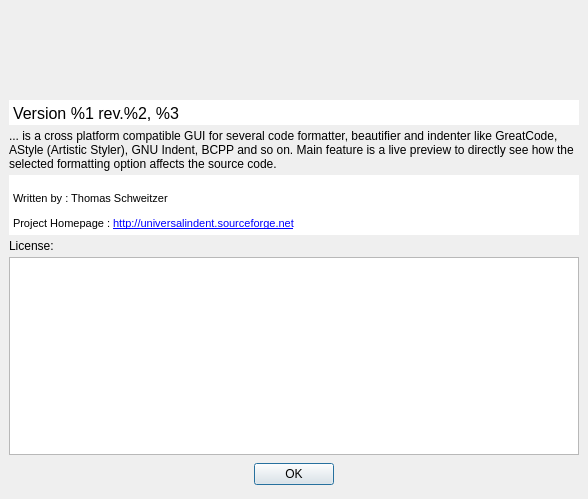
danblakemore/universal-indent-gui, file src/aboutdialog.ui: the form before one commit.
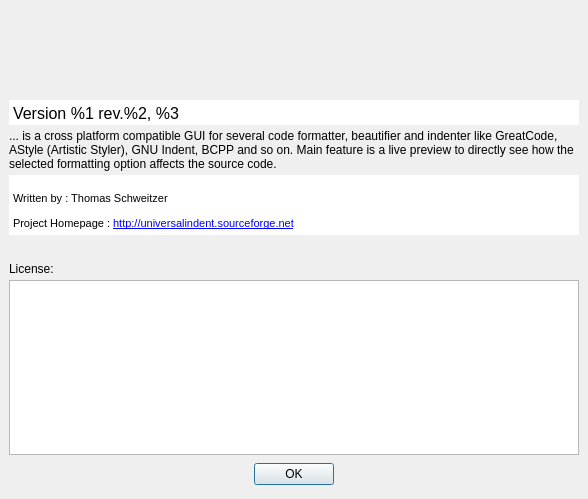
The form after the commit. Icons and pictures are not drawn.

Commit message: Removed the GPL text, which starts and translates UiGui much faster.

The edit to the form file:
```diff
--- a/src/aboutdialog.ui
+++ b/src/aboutdialog.ui
@@ -153,6 +153,19 @@
      </property>
     </widget>
    </item>
+   <item>
+    <spacer>
+     <property name="orientation" >
+      <enum>Qt::Vertical</enum>
+     </property>
+     <property name="sizeHint" >
+      <size>
+       <width>20</width>
+       <height>40</height>
+      </size>
+     </property>
+    </spacer>
+   </item>
    <item>
     <widget class="QLabel" name="label_2" >
      <property name="text" >
```
The commit also changes 1 other file.
